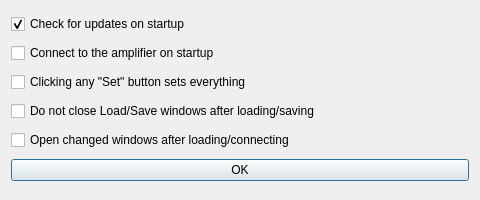
b2ornot2b/plug, file plug/settings.ui: the form before one commit.
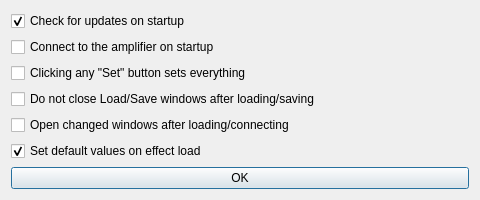
The form after the commit.

Commit message: Added default values for effects and shortcuts to bring them to the front

Diff of the .ui file:
```diff
--- a/plug/settings.ui
+++ b/plug/settings.ui
@@ -52,6 +52,16 @@
      </property>
     </widget>
    </item>
+   <item>
+    <widget class="QCheckBox" name="checkBox_6">
+     <property name="text">
+      <string>Set default values on effect load</string>
+     </property>
+     <property name="checked">
+      <bool>true</bool>
+     </property>
+    </widget>
+   </item>
    <item>
     <widget class="QPushButton" name="pushButton">
      <property name="text">
```
The commit also changes 6 other files.
